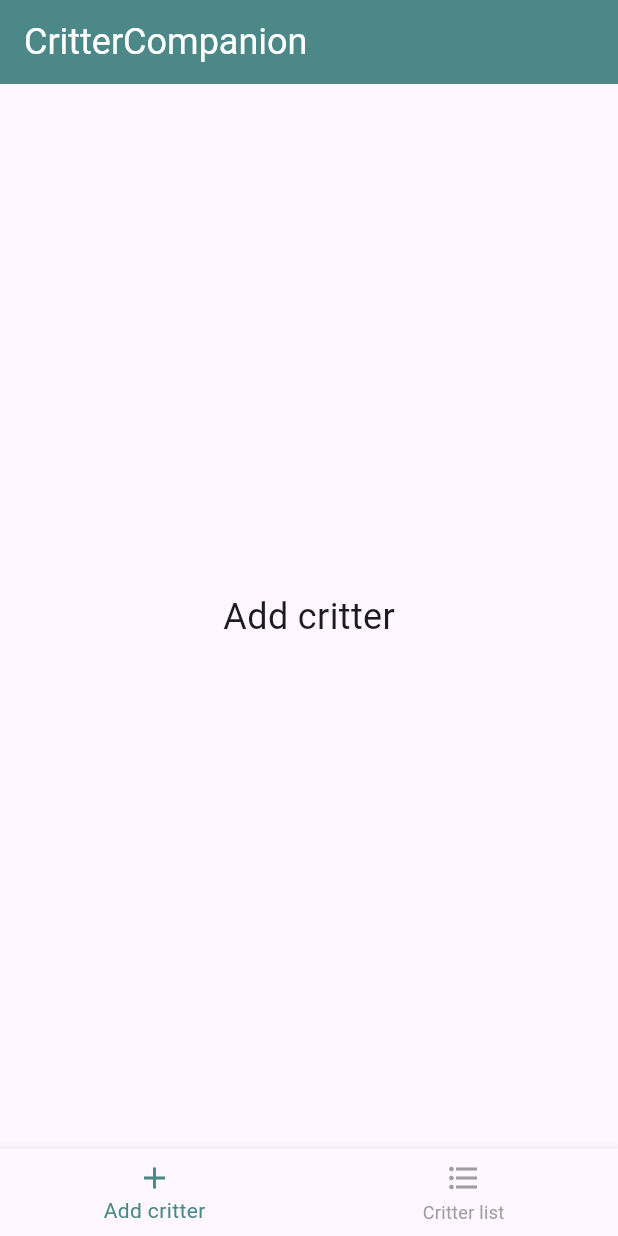
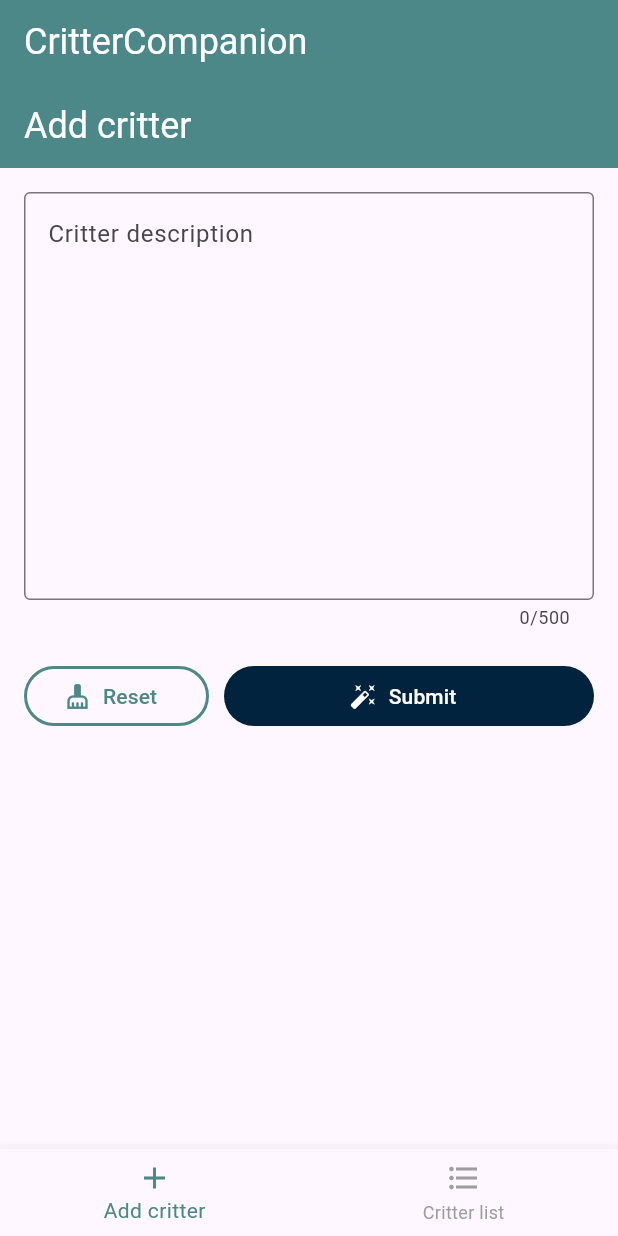
Before and after one commit to ivansdivans/critter-companion, a Flutter app: the screen it shows after launch, on a phone screen of 412 x 824 dp. Run offline on Flutter 3.47's test engine with Material 3 defaults, Android fonts, the phone set to English and light mode, and no system bars.

Commit message:
feature: implement creature prompt page
Refs: #2

```diff
--- a/lib/pages/add_critter_page.dart
+++ b/lib/pages/add_critter_page.dart
@@ -1,13 +1,82 @@
 import 'package:flutter/material.dart';
 import 'package:critter_companion/util/constants.dart';
 
-class AddCritterPage extends StatelessWidget {
+class AddCritterPage extends StatefulWidget {
   const AddCritterPage({super.key});
 
   @override
+  AddCritterPageState createState() => AddCritterPageState();
+}
+
+class AddCritterPageState extends State<AddCritterPage> {
+  final TextEditingController _descriptionController = TextEditingController();
+
+  @override
+  void dispose() {
+    _descriptionController.dispose();
+    super.dispose();
+  }
+
+  void _resetInput() {
+    _descriptionController.clear();
+  }
+
+  void _submitInput() {
+    print("Description: \${_descriptionController.text}");
+  }
+
+  @override
   Widget build(BuildContext context) {
-    return const Center(
-      child: Text(PAGE_ADD_CRITTER, style: TextStyle(fontSize: 24)),
+    return Scaffold(
+      appBar: AppBar(
+        title: const Text(PAGE_ADD_CRITTER),
+      ),
+      body: GestureDetector(
+        onTap: () {
+          FocusScope.of(context).requestFocus(FocusNode());
+        },
+        child: SingleChildScrollView(
+          padding: const EdgeInsets.all(16.0),
+          child: Column(
+            crossAxisAlignment: CrossAxisAlignment.stretch,
+            children: [
+              TextField(
+                controller: _descriptionController,
+                maxLines: 10,
+                maxLength: 500,
+                decoration: const InputDecoration(
+                  labelText: LABEL_CRITTER_INPUT,
+                  border: OutlineInputBorder(),
+                  alignLabelWithHint: true,
+                ),
+              ),
+              const SizedBox(height: 20.0),
+              Row(
+                mainAxisAlignment: MainAxisAlignment.spaceEvenly,
+                children: [
+                  Expanded(
+                    flex: 1,
+                    child: OutlinedButton.icon(
+                      onPressed: _resetInput,
+                      icon: const Icon(Icons.cleaning_services),
+                      label: const Text(LABEL_BUTTON_RESET),
+                    ),
+                  ),
+                  const SizedBox(width: 10),
+                  Expanded(
+                    flex: 2,
+                    child: FilledButton.icon(
+                      onPressed: _submitInput,
+                      icon: const Icon(Icons.auto_fix_high),
+                      label: const Text(LABEL_BUTTON_SUMBIT),
+                    ),
+                  )
+                ],
+              ),
+            ],
+          ),
+        ),
+      ),
     );
   }
 }
--- a/lib/util/constants.dart
+++ b/lib/util/constants.dart
@@ -2,3 +2,7 @@ const String APP_NAME = 'CritterCompanion';
 
 const String PAGE_ADD_CRITTER = 'Add critter';
 const String PAGE_CRITTER_LIST = 'Critter list';
+
+const String LABEL_CRITTER_INPUT = "Critter description";
+const String LABEL_BUTTON_RESET = "Reset";
+const String LABEL_BUTTON_SUMBIT = "Submit";
```
